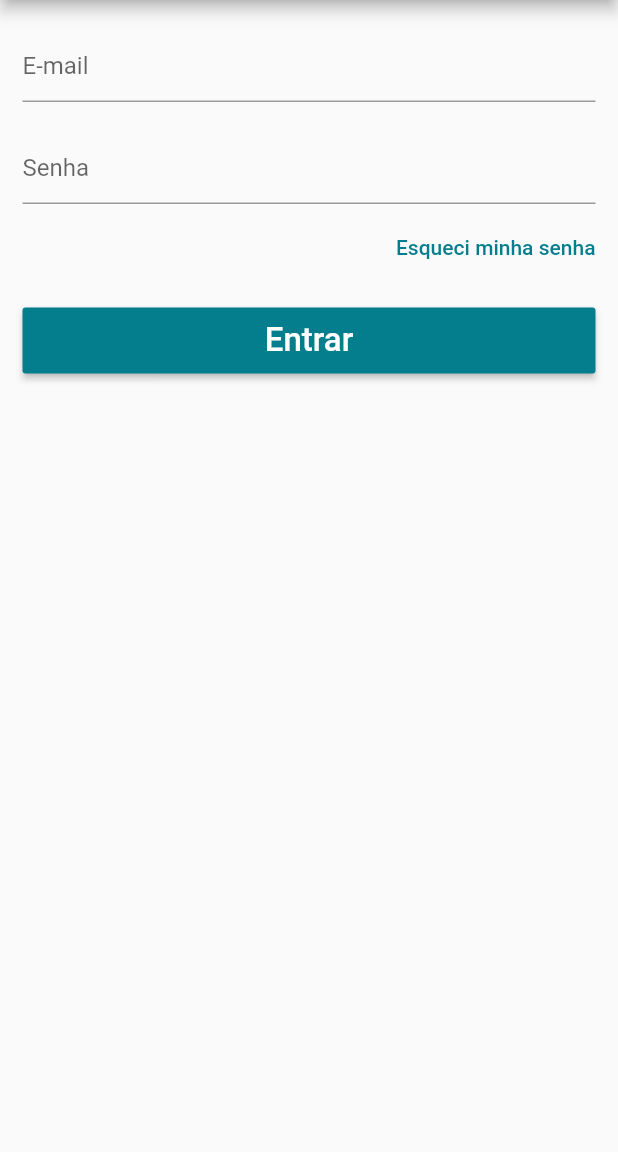
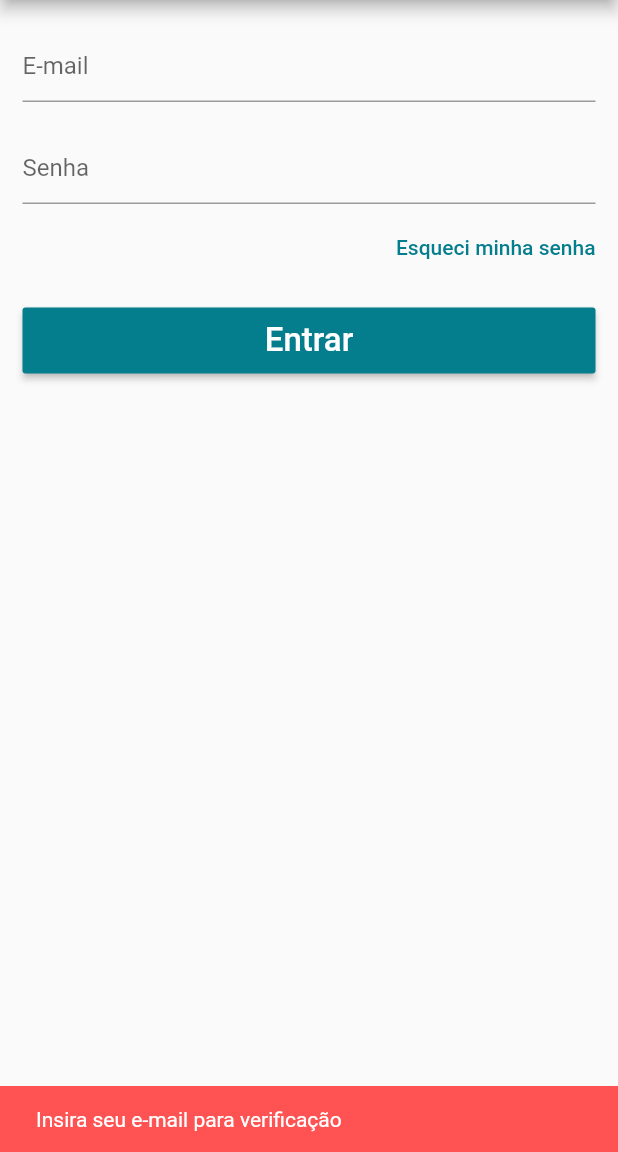
Before and after one commit to JordannAlmeida/ecomerce-flutter, a Flutter app: the LoginScreen screen opened directly, after a tap on "Esqueci minha senha", on a phone screen of 412 x 824 dp, the part 84-1236 px from its top. Run offline on Flutter 3.47's test engine with Material 2 defaults, Android fonts, the phone set to English and light mode, and no system bars; our stand-ins replace carousel_pro, cloud_firestore, firebase_auth, transparent_image; accounts and stored records are empty.

Commit message:
finalização loggin e recuperação de senha, inicio carrinho

```diff
--- a/lib/screens/logginSreen.dart
+++ b/lib/screens/logginSreen.dart
@@ -3,9 +3,17 @@ import 'package:my_ecommerce_jordann/models/userModel.dart';
 import 'package:my_ecommerce_jordann/screens/registerSreen.dart';
 import 'package:scoped_model/scoped_model.dart';
 
-class LoginScreen extends StatelessWidget {
+class LoginScreen extends StatefulWidget {
+  @override
+  _LoginScreenState createState() => _LoginScreenState();
+}
 
+class _LoginScreenState extends State<LoginScreen> {
   final _formKey = GlobalKey<FormState>();
+  final _scaffoldKey = GlobalKey<ScaffoldState>();
+
+  final _emailController = TextEditingController();
+  final _passController = TextEditingController();
 
   @override
   Widget build(BuildContext context) {
@@ -13,6 +21,7 @@ class LoginScreen extends StatelessWidget {
     final Color primaryColor = Theme.of(context).primaryColor;
 
     return Scaffold(
+      key: _scaffoldKey,
       appBar: AppBar(
         title: Text("Entrar"),
         centerTitle: true,
@@ -44,6 +53,7 @@ class LoginScreen extends StatelessWidget {
                 Padding(
                   padding: EdgeInsets.only(bottom: 20.0),
                   child: TextFormField(
+                    controller: _emailController,
                     decoration: InputDecoration(hintText: "E-mail"),
                     keyboardType: TextInputType.emailAddress,
                     validator: (text){
@@ -54,6 +64,7 @@ class LoginScreen extends StatelessWidget {
                 Padding(
                   padding: EdgeInsets.only(bottom: 5.0),
                   child: TextFormField(
+                    controller: _passController,
                     decoration: InputDecoration(hintText: "Senha"),
                     obscureText: true,
                     validator: (text){
@@ -63,7 +74,26 @@ class LoginScreen extends StatelessWidget {
                 ),
                 Align(alignment: Alignment.centerRight,
                   child: FlatButton(
-                    onPressed: (){},
+                    onPressed: (){
+                      if(_emailController.text.isEmpty) {
+                        _scaffoldKey.currentState.showSnackBar(
+                          SnackBar(
+                            content: Text("Insira seu e-mail para verificação"),
+                            backgroundColor: Colors.redAccent,
+                            duration: Duration(seconds: 2),
+                          )
+                        );
+                      } else {
+                        model.recoverPass(_emailController.text);
+                        _scaffoldKey.currentState.showSnackBar(
+                          SnackBar(
+                            content: Text("Confira a caixa de entrada do seu email"),
+                            backgroundColor: Theme.of(context).primaryColor,
+                            duration: Duration(seconds: 3),
+                          )
+                        );
+                      }
+                    },
                     child: Text("Esqueci minha senha",
                       textAlign: TextAlign.right,
                       style: TextStyle(color: primaryColor),
@@ -80,7 +110,7 @@ class LoginScreen extends StatelessWidget {
                     color: primaryColor,
                     onPressed: (){
                       if(_formKey.currentState.validate()) {
-                        model.singIn();
+                        model.singIn(email: _emailController.text, pass: _passController.text, onSuccess: (){ _onSuccess(); }, onFail: (){ _onFail(); });
                       }
                     },
                   ),
@@ -92,4 +122,18 @@ class LoginScreen extends StatelessWidget {
       )
     );
   }
+
+  void _onSuccess() {
+    Navigator.of(context).pop();
+  }
+
+  void _onFail() {
+    _scaffoldKey.currentState.showSnackBar(
+      SnackBar(
+        content: Text("Usuário ou senha inválidos"),
+        backgroundColor: Colors.redAccent,
+        duration: Duration(seconds: 2),
+      )
+    );
+  }
 }
```
Also changed, not shown: lib/datas/ProductData.dart (+8 -0 lines), lib/datas/cartProduct.dart (added, +32 -0 lines), lib/models/userModel.dart (+51 -8 lines), lib/screens/registerSreen.dart (+65 -3 lines), lib/widges/customDrawer.dart (+16 -4 lines).
